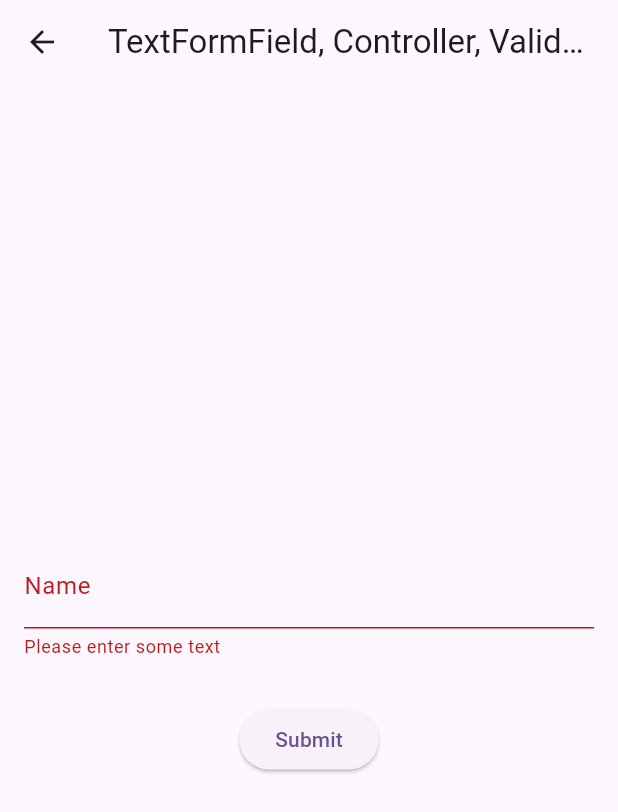
After one commit to rhanifrizal/flutter-training, a Flutter app: the TextformfieldControllerValidationListenerScreen screen opened directly, after a tap on "Submit", on a phone screen of 412 x 824 dp. The commit adds this screen. Shown: the top 812 px of the screen. Run offline on Flutter 3.47's test engine with Material 3 defaults, Android fonts, the phone set to English and light mode, and no system bars; our stand-ins replace carousel_slider, flutter_advanced_switch, flutter_bloc, flutter_riverpod, flutter_svg, rxdart and 1 more.

Commit message:
textformfield, controller, valdiation and listener

```diff
--- a/lib/features/dashboard/screens/dashboard_screen.dart
+++ b/lib/features/dashboard/screens/dashboard_screen.dart
@@ -12,6 +12,7 @@ import 'package:flutter_training/features/navigation/first_screen.dart';
 import 'package:flutter_training/features/null_safety/null_safety_screen.dart';
 import 'package:flutter_training/features/passing_state/passing_state_screen.dart';
 import 'package:flutter_training/features/rxdart/screens/rxdart_screen.dart';
+import 'package:flutter_training/features/textformfield_controllers_formkey_validation_listener/textformfield_controller_validation_listener_screen.dart';
 import 'package:flutter_training/features/widget_lifecycle/widget_lifecycle_screen.dart';
 import 'package:provider/provider.dart';
 
@@ -106,6 +107,11 @@ class DashboardScreen extends StatelessWidget {
                 onPressed: () => Navigator.of(context).push(MaterialPageRoute(builder: (_) => const DependencyInjectionScreen())),
                 child: const Text("Dependency Injection", style: TextStyle(color: Colors.white)),
               ),
+              TextButton(
+                style: TextButton.styleFrom(backgroundColor: Colors.blue),
+                onPressed: () => Navigator.of(context).push(MaterialPageRoute(builder: (_) => const TextformfieldControllerValidationListenerScreen())),
+                child: const Text("TextFormField, Controller, Validation, Listener", style: TextStyle(color: Colors.white)),
+              ),
             ],
           ),
         ),
--- /dev/null
+++ b/lib/features/textformfield_controllers_formkey_validation_listener/textformfield_controller_validation_listener_screen.dart
@@ -0,0 +1,76 @@
+import 'package:flutter/material.dart';
+
+class TextformfieldControllerValidationListenerScreen extends StatefulWidget {
+  const TextformfieldControllerValidationListenerScreen({super.key});
+
+  @override
+  State<TextformfieldControllerValidationListenerScreen> createState() =>
+      _TextformfieldControllerValidationListenerScreenState();
+}
+
+class _TextformfieldControllerValidationListenerScreenState
+    extends State<TextformfieldControllerValidationListenerScreen> {
+  final _formKey = GlobalKey<FormState>();
+  final TextEditingController _nameController = TextEditingController();
+
+  @override
+  void initState() {
+    super.initState();
+    _nameController.addListener(() {
+      debugPrint('Name field updated: ${_nameController.text}');
+    });
+  }
+
+  @override
+  void dispose() {
+    super.dispose();
+    _nameController.dispose();
+  }
+
+  @override
+  Widget build(BuildContext context) {
+    const title = "TextFormField, Controller, Validation, Listener";
+    return Scaffold(
+      appBar: AppBar(
+        title: const Text(title),
+      ),
+      body: Padding(
+        padding: const EdgeInsets.symmetric(horizontal: 16.0),
+        child: Center(
+          child: Form(
+            key: _formKey,
+            child: Column(
+              mainAxisAlignment: MainAxisAlignment.center,
+              children: [
+                TextFormField(
+                  controller: _nameController,
+                  keyboardType: TextInputType.name,
+                  obscureText: false,
+                  decoration: const InputDecoration(
+                    labelText: 'Name',
+                    hintText: 'Enter you name',
+                  ),
+                  validator: (value) {
+                    if (value == null || value.isEmpty) {
+                      return 'Please enter some text';
+                    }
+                    return null;
+                  },
+                ),
+                const SizedBox(height: 30),
+                ElevatedButton(
+                  onPressed: () {
+                    if(_formKey.currentState!.validate()) {
+                      debugPrint('Form is valid. Name: ${_nameController.text}');
+                    }
+                  },
+                  child: const Text('Submit'),
+                ),
+              ],
+            ),
+          ),
+        ),
+      ),
+    );
+  }
+}
```
